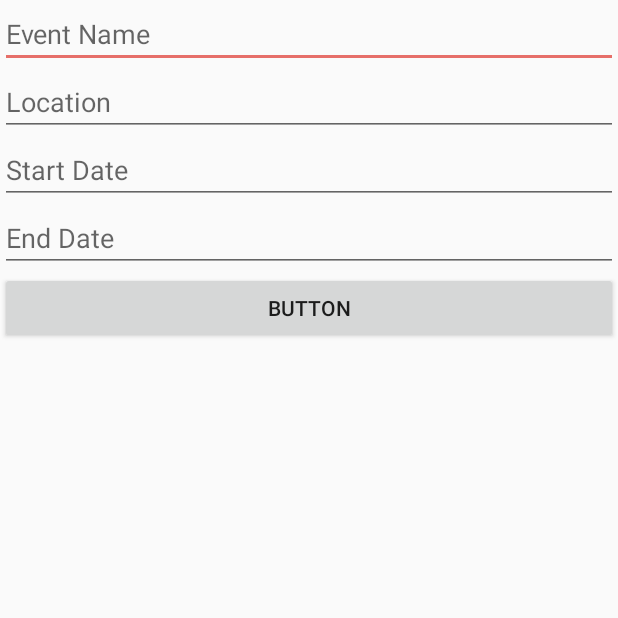
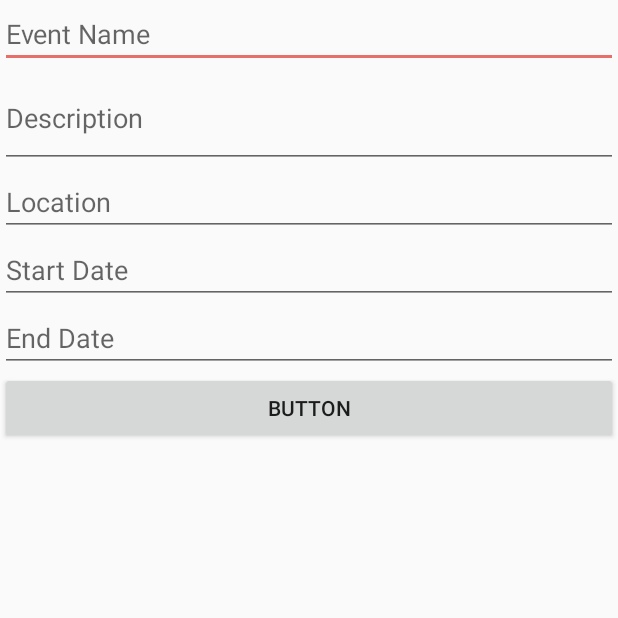
Before and after one commit to toannguyen132/douglas_mobile_android, an Android app: the CreateEventFragment screen opened directly, with no data from a screen before it, on a phone screen of 412 x 824 dp, the top half of it. Run offline under Robolectric (Android 15) with nearby library versions, the phone set to English and light mode, and no system bars; our stand-ins replace Firebase (no records; nobody signed in at launch, a user with empty details on screens opened directly).

Commit message:
update create event

```diff
--- a/app/src/main/java/com/project/groupproject/fragment/CreateEventFragment.java
+++ b/app/src/main/java/com/project/groupproject/fragment/CreateEventFragment.java
@@ -10,6 +10,8 @@ import android.view.View;
 import android.view.ViewGroup;
 import android.widget.Button;
 import android.widget.DatePicker;
+import android.widget.EditText;
+import android.widget.Toast;
 
 import com.google.firebase.auth.FirebaseAuth;
 import com.google.firebase.database.DatabaseReference;
@@ -31,11 +33,16 @@ public class CreateEventFragment extends Fragment {
 
     // components
     private Button mButton;
-    private DatePickerDialog mDatePicker;
+    private EditText fromDate;
+    private EditText toDate;
+    private EditText inputName;
+    private EditText inputDesc;
+    private EditText inputLocation;
 
     //firebase
     private DatabaseReference mReference;
 
+    private DatePickerDialog datepicker;
     private DatePickerDialog.OnDateSetListener fromListener, toListener;
 
     public CreateEventFragment() {
@@ -49,11 +56,62 @@ public class CreateEventFragment extends Fragment {
         // Inflate the layout for this fragment
         final View view = inflater.inflate(R.layout.fragment_create_event, container, false);
 
+        //
+        fromDate = view.findViewById(R.id.input_event_start_date);
+        toDate = view.findViewById(R.id.input_event_end_date);
+        mButton = view.findViewById(R.id.btn_create_event);
+        inputName = view.findViewById(R.id.input_event_name);
+        inputDesc = view.findViewById(R.id.input_event_desc);
+        inputLocation = view.findViewById(R.id.input_event_location);
 
+        // datepicker
+        datepicker = new DatePickerDialog(view.getContext());
+
+        // set listener
+        fromListener = new DatePickerDialog.OnDateSetListener() {
+            @Override
+            public void onDateSet(DatePicker view, int year, int month, int dayOfMonth) {
+                fromDate.setText(year + "/" + month + "/" + dayOfMonth);
+            }
+        };
+        toListener = new DatePickerDialog.OnDateSetListener() {
+            @Override
+            public void onDateSet(DatePicker view, int year, int month, int dayOfMonth) {
+                toDate.setText(year + "/" + month + "/" + dayOfMonth);
+            }
+        };
+        fromDate.setOnFocusChangeListener(new View.OnFocusChangeListener() {
+            @Override
+            public void onFocusChange(View v, boolean hasFocus) {
+                if (hasFocus) {
+                    Toast.makeText(view.getContext(), "test", Toast.LENGTH_SHORT);
+                    datepicker.setOnDateSetListener(fromListener);
+                    datepicker.show();
+                }
+            }
+        });
+        toDate.setOnFocusChangeListener(new View.OnFocusChangeListener() {
+            @Override
+            public void onFocusChange(View v, boolean hasFocus) {
+                if (hasFocus) {
+                    datepicker.setOnDateSetListener(toListener);
+                    datepicker.show();
+                }
+            }
+        });
+
+        //
+        mButton.setOnClickListener(new View.OnClickListener() {
+            @Override
+            public void onClick(View v) {
+                Event e = getEvent();
+                createEvent(e);
+            }
+        });
 
         // add sample event
-        Event event = getEvent();
-        createEvent(event);
+//        Event event = getEvent();
+//        createEvent(event);
 
         return view;
     }
@@ -104,9 +162,9 @@ public class CreateEventFragment extends Fragment {
     private Event getEvent() {
         Event e = new Event();
         e.uid = FirebaseAuth.getInstance().getCurrentUser().getUid();
-        e.name = "sample name";
-        e.description = "sample description";
-        e.location = "Surrey, Canada";
+        e.name = inputName.getText().toString();
+        e.description = inputDesc.getText().toString();
+        e.location = inputLocation.getText().toString();
         e.lat = -1.0;
         e.lng = 23.0012;
         e.num_follow = 0;
--- a/app/src/main/res/layout/fragment_create_event.xml
+++ b/app/src/main/res/layout/fragment_create_event.xml
@@ -17,7 +17,16 @@
         android:inputType="text" />
 
     <EditText
-        android:id="@+id/input_location"
+        android:id="@+id/input_event_desc"
+        android:layout_width="match_parent"
+        android:layout_height="wrap_content"
+        android:ems="10"
+        android:hint="Description"
+        android:inputType="textMultiLine"
+        android:minLines="2" />
+
+    <EditText
+        android:id="@+id/input_event_location"
         android:layout_width="match_parent"
         android:layout_height="wrap_content"
         android:ems="10"
```
Also changed, not shown: app/src/main/java/com/project/groupproject/lib/EventFactory.java (added, +22 -0 lines), app/src/main/java/com/project/groupproject/models/Event.java (+12 -0 lines).
